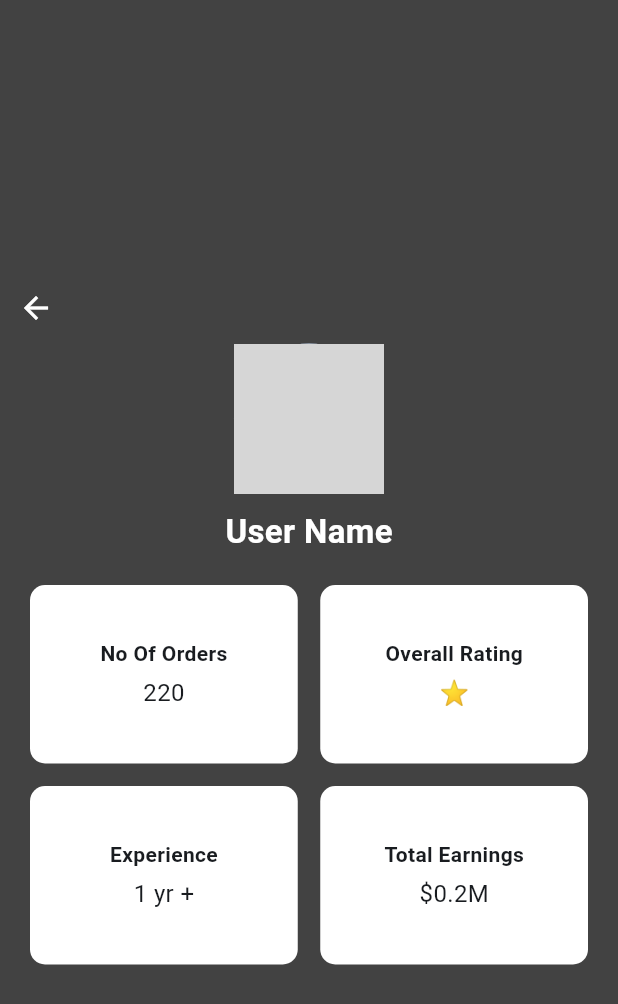
After one commit to Humer-r5/Extra-Cash-App, a Flutter app: the DashboardPage screen opened directly, on a phone screen of 412 x 824 dp. The commit adds this screen. Shown: the top 1004 px of the screen. Run offline on Flutter 3.47's test engine with Material 3 defaults, Android fonts, the phone set to English and light mode, and no system bars; our stand-ins replace image_picker; grey boxes are pictures that could not be loaded.

Commit message:
Added Dashboard page

```diff
--- /dev/null
+++ b/lib/screens/dashboard.dart
@@ -0,0 +1,98 @@
+import 'package:flutter/material.dart';
+import 'profile_page.dart';
+import 'dart:math';
+
+class DashboardPage extends StatelessWidget {
+  DashboardPage({super.key});
+
+  // Randomized placeholder values for now
+  final int numberOfOrders = Random().nextInt(300); // Random orders count
+  final int rating = Random().nextInt(5) + 1; // Rating between 1 and 5
+  final int experienceYears = Random().nextInt(10) + 1; // 1-10 years
+  final String totalEarnings =
+      "\$${(Random().nextDouble() * 2).toStringAsFixed(1)}M"; // Up to $2M
+
+  @override
+  Widget build(BuildContext context) {
+    return Scaffold(
+      backgroundColor: Colors.grey[800], // Dark background
+      body: Column(
+        mainAxisAlignment: MainAxisAlignment.center,
+        children: [
+          // Back Button
+          Align(
+            alignment: Alignment.topLeft,
+            child: IconButton(
+              icon: const Icon(Icons.arrow_back, color: Colors.white),
+              onPressed: () {
+                Navigator.pop(context);
+              },
+            ),
+          ),
+
+          // Profile Picture
+          const CircleAvatar(
+            radius: 50,
+            backgroundImage: AssetImage(
+              'assets/profile_pic.jpg',
+            ), // Use actual user image later
+          ),
+
+          const SizedBox(height: 10),
+
+          // User Name Placeholder
+          const Text(
+            "User Name",
+            style: TextStyle(
+              fontSize: 22,
+              fontWeight: FontWeight.bold,
+              color: Colors.white,
+            ),
+          ),
+
+          const SizedBox(height: 20),
+
+          // Info Cards Grid
+          Padding(
+            padding: const EdgeInsets.symmetric(horizontal: 20),
+            child: GridView.count(
+              shrinkWrap: true,
+              crossAxisCount: 2,
+              crossAxisSpacing: 15,
+              mainAxisSpacing: 15,
+              childAspectRatio: 1.5,
+              children: [
+                _buildInfoCard("No Of Orders", numberOfOrders.toString()),
+                _buildInfoCard("Overall Rating", "⭐" * rating),
+                _buildInfoCard("Experience", "$experienceYears yr +"),
+                _buildInfoCard("Total Earnings", totalEarnings),
+              ],
+            ),
+          ),
+        ],
+      ),
+    );
+  }
+
+  // Widget for Info Cards
+  Widget _buildInfoCard(String title, String value) {
+    return Container(
+      decoration: BoxDecoration(
+        color: Colors.white,
+        borderRadius: BorderRadius.circular(10),
+      ),
+      padding: const EdgeInsets.all(12),
+      child: Column(
+        mainAxisAlignment: MainAxisAlignment.center,
+        children: [
+          Text(
+            title,
+            style: const TextStyle(fontSize: 14, fontWeight: FontWeight.bold),
+          ),
+          const SizedBox(height: 5),
+          Text(value, style: const TextStyle(fontSize: 16)),
+        ],
+      ),
+    );
+  }
+}
--- a/lib/screens/profile_page.dart
+++ b/lib/screens/profile_page.dart
@@ -1,9 +1,10 @@
 import 'package:flutter/material.dart';
 import 'dart:ui';
 import 'edit_profile.dart'; // Import EditProfilePage
-import 'technician_register1.dart';
+import 'become_technician.dart';
 import 'register_page.dart';
 import 'home_page.dart';
+import 'dashboard.dart';
 
 class ProfilePage extends StatefulWidget {
   const ProfilePage({super.key});
@@ -34,7 +35,8 @@ class _ProfilePageState extends State<ProfilePage> {
           top: 20, // Moved further up
           left: 10,
           right: 60,
-          child: Material( // ✅ Added Material widget here
+          child: Material(
+            // ✅ Added Material widget here
             type: MaterialType.transparency, // Keeps the background transparent
             child: Container(
               padding: const EdgeInsets.all(16),
@@ -83,11 +85,16 @@ class _ProfilePageState extends State<ProfilePage> {
                         ),
                         const Spacer(), // Pushes back arrow to the rightmost corner
                         IconButton(
-                          icon: const Icon(Icons.arrow_back, color: Colors.white),
+                          icon: const Icon(
+                            Icons.arrow_back,
+                            color: Colors.white,
+                          ),
                           onPressed: () {
                             Navigator.pushReplacement(
                               context,
-                              MaterialPageRoute(builder: (context) => HomePage()),
+                              MaterialPageRoute(
+                                builder: (context) => HomePage(),
+                              ),
                             ); // Navigates back to the home page
                           },
                         ),
@@ -99,7 +106,20 @@ class _ProfilePageState extends State<ProfilePage> {
                     height: 10,
                   ), // Spacing between header and menu items
                   // Profile Menu Items
-                  _buildMenuItem(Icons.dashboard, "Dashboard", context),
+                  _buildMenuItem(
+                    Icons.dashboard,
+                    "Dashboard",
+                    context,
+                    onTap: () {
+                      Navigator.push(
+                        context,
+                        MaterialPageRoute(
+                          builder: (context) => DashboardPage(),
+                        ),
+                      );
+                    },
+                  ),
+
                   _buildMenuItem(
                     Icons.edit,
                     "Edit Your Profile",
@@ -109,7 +129,8 @@ class _ProfilePageState extends State<ProfilePage> {
                         context,
                         MaterialPageRoute(
                           builder:
-                              (context) => EditProfilePage(currentName: userName),
+                              (context) =>
+                                  EditProfilePage(currentName: userName),
                         ),
                       );
 
```
